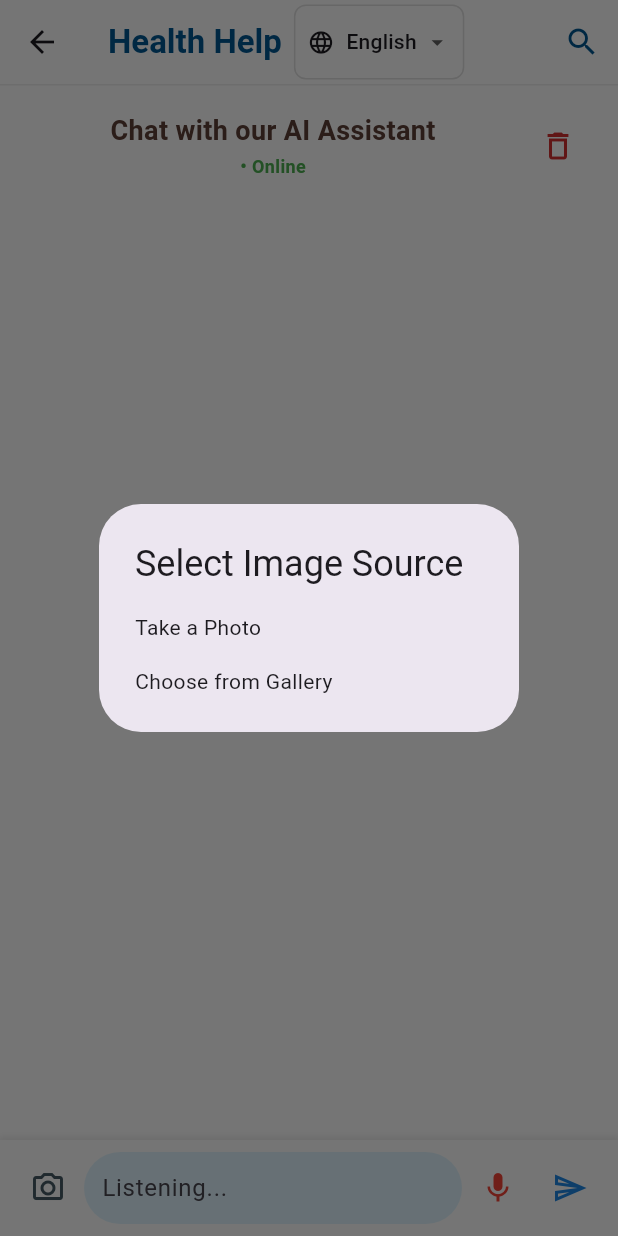
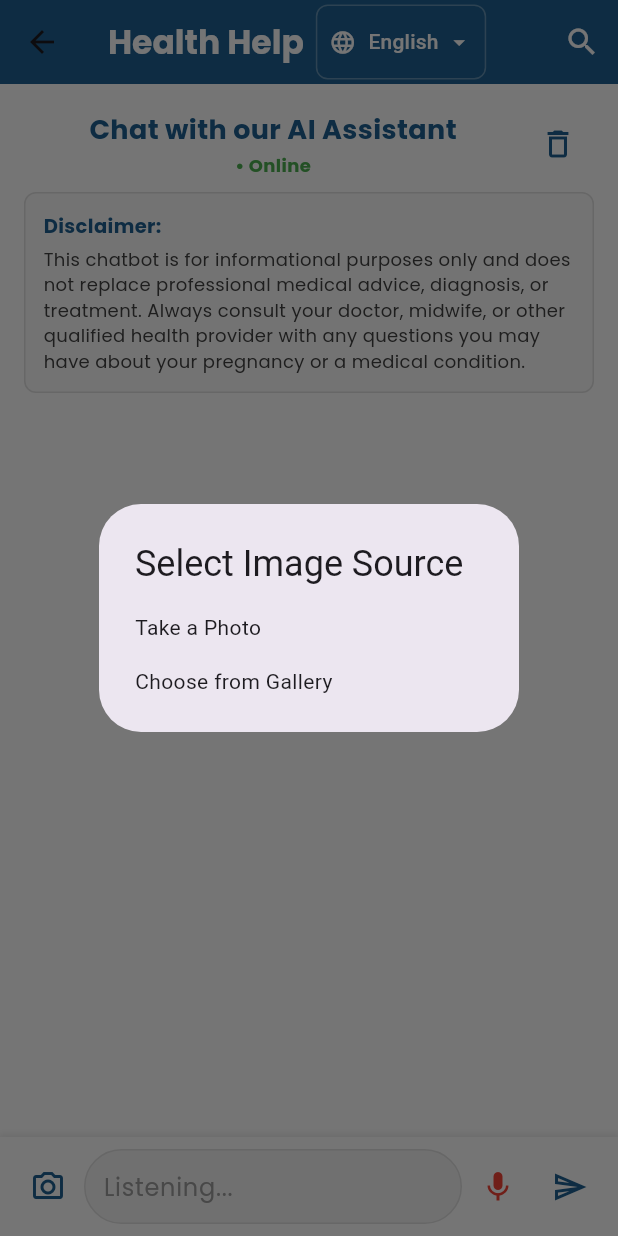
Before and after one commit to oatmeal2211/BumpToBaby, a Flutter app: the HealthHelpPage screen opened directly, item 2 of the bottom bar chosen, after a tap on the "camera alt" icon, on a phone screen of 412 x 824 dp. Run offline on Flutter 3.47's test engine with Material 3 defaults, Android fonts, the phone set to English and light mode, and no system bars; our stand-ins replace cloud_firestore, firebase_auth, firebase_core, firebase_storage, fl_chart, flutter_dotenv and 10 more; accounts and stored records are empty.

Commit message:
Matched the health_help page Ui style with community's, added disclaimer

```diff
--- a/bumptobaby/lib/screens/health_help_page.dart
+++ b/bumptobaby/lib/screens/health_help_page.dart
@@ -12,6 +12,7 @@ import 'package:flutter_tts/flutter_tts.dart';
 import 'package:image_picker/image_picker.dart'; // Import for image picking
 import 'package:url_launcher/url_launcher.dart';
 import 'package:speech_to_text/speech_to_text.dart' as stt;
+import 'package:google_fonts/google_fonts.dart';
 
 class HealthHelpPage extends StatefulWidget {
   const HealthHelpPage({super.key});
@@ -681,27 +682,40 @@ Adakah anda ingin membuka pautan ini?
               )
             : Row(
                 children: [
-                  const Text('Health Help', style: TextStyle(fontWeight: FontWeight.bold, color: Color(0xFF005792))),
+                  Text(
+                    'Health Help',
+                    style: GoogleFonts.poppins(
+                      fontWeight: FontWeight.bold,
+                      color: Colors.white,
+                    ),
+                  ),
                   const SizedBox(width: 8),
                   // Language dropdown
                   Container(
                     decoration: BoxDecoration(
-                      border: Border.all(color: Colors.grey.shade300),
+                      border: Border.all(color: Colors.white.withOpacity(0.3)),
                       borderRadius: BorderRadius.circular(8),
                     ),
                     padding: const EdgeInsets.symmetric(horizontal: 8),
                     child: DropdownButton<String>(
                       value: _selectedLanguage,
-                      icon: const Icon(Icons.arrow_drop_down, size: 18),
+                      icon: const Icon(Icons.arrow_drop_down, size: 18, color: Colors.white),
                       underline: Container(), // Remove the default underline
+                      dropdownColor: Color(0xFF1E6091),
                       items: _languages.map((String language) {
                         return DropdownMenuItem<String>(
                           value: language,
                           child: Row(
                             children: [
-                              const Icon(Icons.language, size: 18), // Language icon
+                              const Icon(Icons.language, size: 18, color: Colors.white), // Language icon
                               const SizedBox(width: 8), // Space between icon and text
-                              Text(language, style: const TextStyle(fontSize: 14)),
+                              Text(
+                                language,
+                                style: const TextStyle(
+                                  fontSize: 14,
+                                  color: Colors.white
+                                )
+                              ),
                             ],
                           ),
                         );
@@ -730,23 +744,14 @@ Adakah anda ingin membuka pautan ini?
                   ),
                 ],
               ),
-        backgroundColor: Colors.white,
-        // elevation: 2, // Add some elevation for a shadow effect
-        centerTitle: false,
+        backgroundColor: Color(0xFF1E6091),
         actions: [
           IconButton(
             icon: Icon(_isSearching ? Icons.close : Icons.search),
             onPressed: _toggleSearch,
-            color: const Color(0xFF005792),
+            color: Colors.white,
           ),
         ],
-        bottom: PreferredSize(
-          preferredSize: const Size.fromHeight(1.0),
-          child: Container(
-            color: Colors.grey.shade200,
-            height: 1.0,
-          ),
-        ),
       ),
       body: Column(
         children: [
@@ -764,15 +769,15 @@ Adakah anda ingin membuka pautan ini?
                       children: [
                         Text(
                           'Chat with our AI Assistant',
-                          style: TextStyle(
+                          style: GoogleFonts.poppins(
                               fontSize: 18.0,
                               fontWeight: FontWeight.bold,
-                              color: Colors.brown[700]),
+                              color: Color(0xFF1E6091)),
                         ),
                         const SizedBox(height: 2.0),
-                        const Text(
+                        Text(
                           '• Online',
-                          style: TextStyle(
+                          style: GoogleFonts.poppins(
                             fontSize: 12.0,
                             color: Colors.green,
                             fontWeight: FontWeight.bold,
@@ -782,9 +787,42 @@ Adakah anda ingin membuka pautan ini?
                     ),
                   ),
                   IconButton(
-                    icon: Icon(Icons.delete_outline, color: Colors.red[700]),
+                    icon: Icon(Icons.delete_outline, color: Color(0xFF1E6091)),
                     tooltip: 'Clear Chat',
                     onPressed: _clearChat,
+                  ),
+                ],
+              ),
+            ),
+          ),
+          // Disclaimer container
+          Padding(
+            padding: const EdgeInsets.fromLTRB(16.0, 0.0, 16.0, 8.0),
+            child: Container(
+              padding: const EdgeInsets.all(12.0),
+              decoration: BoxDecoration(
+                color: Colors.grey[50],
+                border: Border.all(color: Colors.grey[300]!),
+                borderRadius: BorderRadius.circular(8.0),
+              ),
+              child: Column(
+                crossAxisAlignment: CrossAxisAlignment.start,
+                children: [
+                  Text(
+                    'Disclaimer:',
+                    style: GoogleFonts.poppins(
+                      fontWeight: FontWeight.bold,
+                      fontSize: 13.0,
+                      color: Color(0xFF1E6091),
+                    ),
+                  ),
+                  SizedBox(height: 4.0),
+                  Text(
+                    'This chatbot is for informational purposes only and does not replace professional medical advice, diagnosis, or treatment. Always consult your doctor, midwife, or other qualified health provider with any questions you may have about your pregnancy or a medical condition.',
+                    style: GoogleFonts.poppins(
+                      fontSize: 12.0,
+                      color: Colors.grey[800],
+                    ),
                   ),
                 ],
               ),
@@ -840,7 +878,7 @@ Adakah anda ingin membuka pautan ini?
                 IconButton(
                   icon: const Icon(Icons.camera_alt_outlined),
                   onPressed: _showImageSourceDialog,
-                  color: Colors.blueGrey[700],
+                  color: Color(0xFF1E6091),
                 ),
                 Expanded(
                   child: Focus(
@@ -856,8 +894,9 @@ Adakah anda ingin membuka pautan ini?
                     child: Container(
                       padding: const EdgeInsets.symmetric(horizontal: 12.0),
                       decoration: BoxDecoration(
-                        color: Colors.lightBlue[50], // Input field background
+                        color: Colors.grey[100], // Input field background
                         borderRadius: BorderRadius.circular(25.0),
+                        border: Border.all(color: Colors.grey[300]!),
                       ),
                       child: TextField(
                         controller: _textController,
@@ -866,7 +905,9 @@ Adakah anda ingin membuka pautan ini?
                               ? 'Listening...'
                               : 'Type your message here...',
                           border: InputBorder.none,
+                          hintStyle: GoogleFonts.poppins(color: Colors.grey[500]),
                         ),
+                        style: GoogleFonts.poppins(),
                         keyboardType: TextInputType.multiline,
                         maxLines: 3, // Limit to 3 lines
                         minLines: 1, // Starts as a single line
@@ -879,14 +920,14 @@ Adakah anda ingin membuka pautan ini?
                 IconButton(
                   icon: Icon(
                     _isListening ? Icons.mic : Icons.mic_none_outlined,
-                    color: _isListening ? Colors.red : Colors.blueGrey[700],
+                    color: _isListening ? Colors.red : Color(0xFF1E6091),
                   ),
                   onPressed: _startListening,
                 ),
                 IconButton(
                   icon: const Icon(Icons.send_outlined),
                   onPressed: _handleSendMessage, // Use the new handler
-                  color: Colors.blue[600],
+                  color: Color(0xFF1E6091),
                 ),
               ],
             ),
@@ -919,7 +960,7 @@ Adakah anda ingin membuka pautan ini?
         messageContent = Column(
           crossAxisAlignment: CrossAxisAlignment.end,
           children: [
-            Text(text),
+            Text(text, style: GoogleFonts.poppins()),
             const SizedBox(height: 8),
             GestureDetector(
               onTap: () {
@@ -948,7 +989,7 @@ Adakah anda ingin membuka pautan ini?
           ],
         );
       } else {
-        messageContent = Text(text);
+        messageContent = Text(text, style: GoogleFonts.poppins());
       }
     } else {
       messageContent = MarkdownBody(
@@ -963,6 +1004,14 @@ Adakah anda ingin membuka pautan ini?
             }
           }
         },
+        styleSheet: MarkdownStyleSheet(
+          p: GoogleFonts.poppins(),
+          h1: GoogleFonts.poppins(fontWeight: FontWeight.bold),
+          h2: GoogleFonts.poppins(fontWeight: FontWeight.bold),
+          h3: GoogleFonts.poppins(fontWeight: FontWeight.bold),
+          strong: GoogleFonts.poppins(fontWeight: FontWeight.bold),
+          em: GoogleFonts.poppins(fontStyle: FontStyle.italic),
+        ),
       );
     }
 
@@ -972,7 +1021,7 @@ Adakah anda ingin membuka pautan ini?
         margin: const EdgeInsets.symmetric(vertical: 5.0, horizontal: 8.0),
         padding: const EdgeInsets.all(12.0),
         decoration: BoxDecoration(
-          color: isUser ? Colors.lightBlue[100] : Colors.red[100],
+          color: isUser ? Colors.lightBlue[100] : Color(0xFFEBF2FA),
           borderRadius: BorderRadius.only(
             topLeft: const Radius.circular(15.0),
             topRight: const Radius.circular(15.0),
@@ -981,6 +1030,14 @@ Adakah anda ingin membuka pautan ini?
             bottomRight:
                 isUser ? const Radius.circular(0) : const Radius.circular(15.0),
           ),
+          boxShadow: [
+            BoxShadow(
+              color: Colors.grey.withOpacity(0.1),
+              spreadRadius: 1,
+              blurRadius: 3,
+              offset: Offset(0, 1),
+            ),
+          ],
         ),
         child: Column(
           crossAxisAlignment:
@@ -993,11 +1050,11 @@ Adakah anda ingin membuka pautan ini?
               children: [
                 Text(
                   time,
-                  style: const TextStyle(fontSize: 10.0, color: Colors.grey),
+                  style: GoogleFonts.poppins(fontSize: 10.0, color: Colors.grey),
                 ),
                 if (isUser) ...[
                   const SizedBox(width: 3.0),
-                  const Icon(Icons.done_all, size: 14.0, color: Colors.blue)
+                  const Icon(Icons.done_all, size: 14.0, color: Color(0xFF1E6091))
                 ],
                 if (!isUser) ...[
                   IconButton(
@@ -1006,7 +1063,7 @@ Adakah anda ingin membuka pautan ini?
                           ? Icons.pause
                           : Icons.volume_up,
                       size: 18.0,
-                      color: Colors.blue,
+                      color: Color(0xFF1E6091),
                     ),
                     tooltip: _isSpeaking && _currentlyPlayingMessageId == messageId
                         ? 'Stop speaking'
@@ -1067,18 +1124,25 @@ class _AnimatedLoadingIndicatorState extends State<AnimatedLoadingIndicator> {
         margin: const EdgeInsets.symmetric(vertical: 5.0, horizontal: 8.0),
         padding: const EdgeInsets.all(12.0),
         decoration: BoxDecoration(
-          color: Colors.red[100],
+          color: Color(0xFFEBF2FA),
           borderRadius: const BorderRadius.only(
             topLeft: Radius.circular(15.0),
             topRight: Radius.circular(15.0),
             bottomLeft: Radius.circular(0),
             bottomRight: Radius.circular(15.0),
           ),
+          boxShadow: [
+            BoxShadow(
+              color: Colors.grey.withOpacity(0.1),
+              spreadRadius: 1,
+              blurRadius: 3,
+              offset: Offset(0, 1),
+            ),
+          ],
         ),
         child: Text(
           '[$loadingTextContent]',
-          style: const TextStyle(
-            fontFamily: 'monospace',
+          style: GoogleFonts.poppins(
             color: Colors.black87,
           ),
         ),
```
